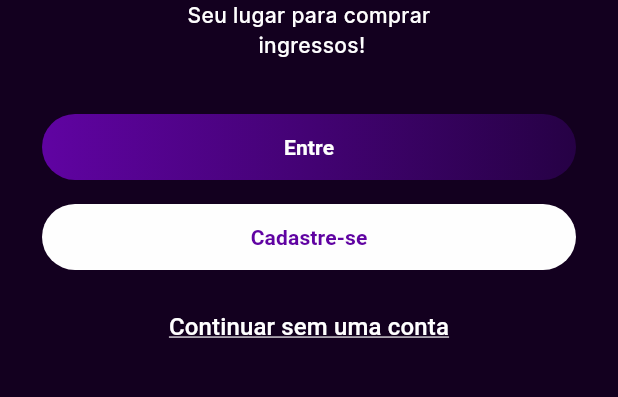
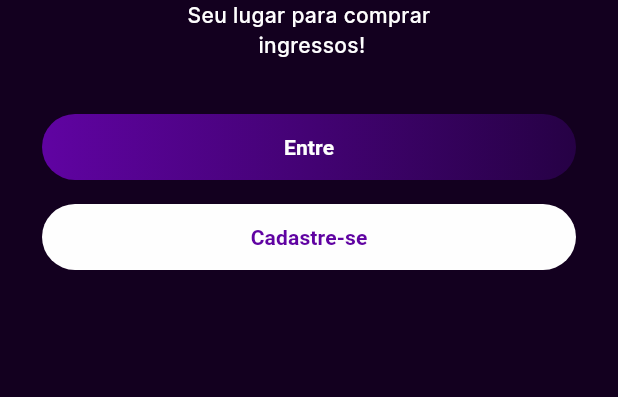
Before and after one commit to yficklis/ingresso_aquii, a Flutter app: the screen it shows after launch, on a phone screen of 412 x 824 dp, the part 504-901 px from its top. Run offline on Flutter 3.47's test engine with Material 3 defaults, Android fonts, the phone set to English and light mode, and no system bars; our stand-ins replace cloud_firestore, firebase_auth, firebase_core, flutter_svg, google_fonts, google_nav_bar and 2 more; accounts and stored records are empty.

Commit message:
disable withou account

```diff
--- a/lib/pages/onboarding_page.dart
+++ b/lib/pages/onboarding_page.dart
@@ -136,33 +136,33 @@ class _OnboardingPageState extends State<OnboardingPage> {
                       ),
                     ),
 
-                    Padding(
-                      padding: const EdgeInsets.only(
-                        left: 28.0,
-                        right: 28.0,
-                        bottom: 38.0,
-                      ),
-                      child: DefaultButton(
-                        width: double.infinity,
-                        onPressed: () {
-                          signAsAnonymous();
-                        },
-                        color: Theme.of(context).primaryColor,
-                        borderRadius: BorderRadius.circular(100),
-                        child: const Text(
-                          'Continuar sem uma conta',
-                          textAlign: TextAlign.center,
-                          style: TextStyle(
-                            color: Colors.white,
-                            fontFamily: 'Roboto',
-                            fontWeight: FontWeight.w500,
-                            decoration: TextDecoration.underline,
-                            decorationColor: Colors.white,
-                            fontSize: 16.0,
-                          ),
-                        ),
-                      ),
-                    ),
+                    // Padding(
+                    //   padding: const EdgeInsets.only(
+                    //     left: 28.0,
+                    //     right: 28.0,
+                    //     bottom: 38.0,
+                    //   ),
+                    //   child: DefaultButton(
+                    //     width: double.infinity,
+                    //     onPressed: () {
+                    //       signAsAnonymous();
+                    //     },
+                    //     color: Theme.of(context).primaryColor,
+                    //     borderRadius: BorderRadius.circular(100),
+                    //     child: const Text(
+                    //       'Continuar sem uma conta',
+                    //       textAlign: TextAlign.center,
+                    //       style: TextStyle(
+                    //         color: Colors.white,
+                    //         fontFamily: 'Roboto',
+                    //         fontWeight: FontWeight.w500,
+                    //         decoration: TextDecoration.underline,
+                    //         decorationColor: Colors.white,
+                    //         fontSize: 16.0,
+                    //       ),
+                    //     ),
+                    //   ),
+                    // ),
 
                     // withou login
                   ],
```
